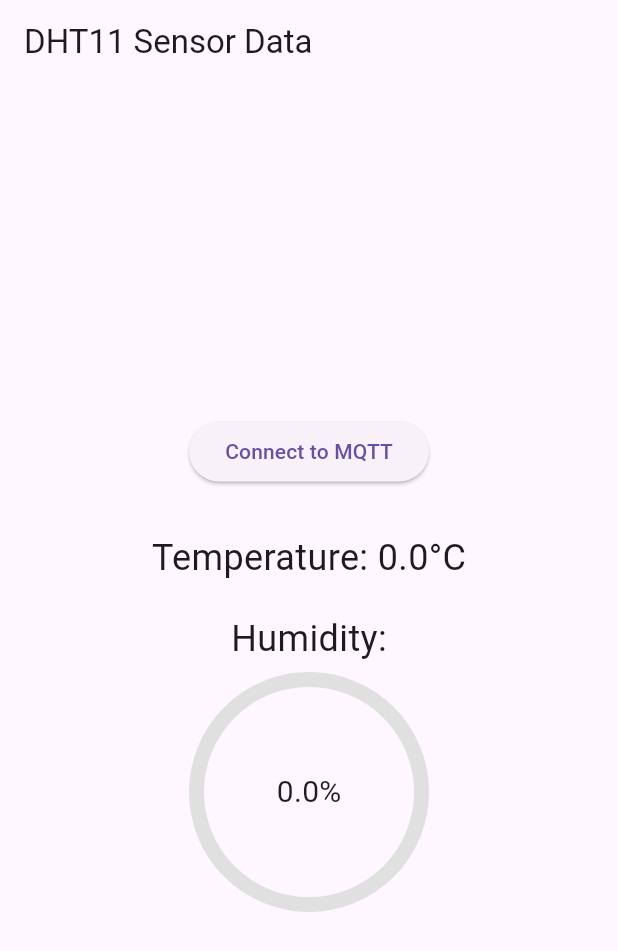
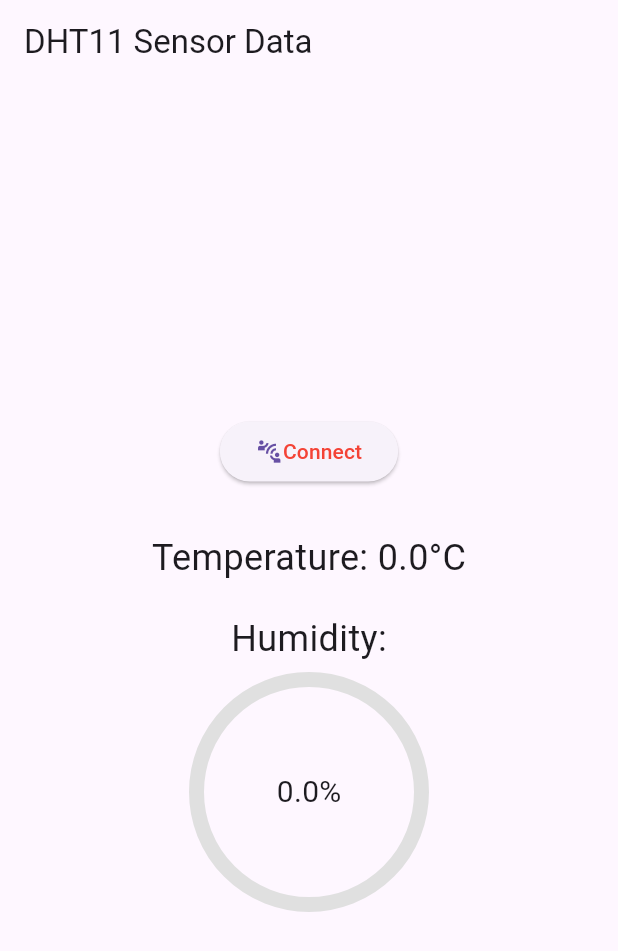
Before and after one commit to janith99hansidu/IoT-Smart-Irrigation-And-Monitoring-System, a Flutter app: the screen it shows after launch, on a phone screen of 412 x 824 dp. Shown: the top 951 px of the screen. Run offline on Flutter 3.47's test engine with Material 3 defaults, Android fonts, the phone set to English and light mode, and no system bars; missing offline and left inert: mqtt_client.

Commit message:
Update Myapp.dart

```diff
--- a/plant_monitor/lib/Myapp.dart
+++ b/plant_monitor/lib/Myapp.dart
@@ -75,7 +75,15 @@ class _MyAppState extends State<MyApp> {
             children: [
               ElevatedButton(
                 onPressed: isConnected ? null : connectMQTT,
-                child: Text(isConnected ? 'Connected' : 'Connect to MQTT'),
+                child: Row(
+                  mainAxisSize: MainAxisSize.min,
+                  children: [
+                    Icon(Icons.connect_without_contact),
+                    Text(isConnected ? 'Connected' : 'Connect',
+                      style: TextStyle(color: isConnected ? Colors.green : Colors.red),
+                    ),
+                  ],
+                ),
               ),
               SizedBox(height: 30),
               Text('Temperature: $temperature°C', style: TextStyle(fontSize: 24)),
```
